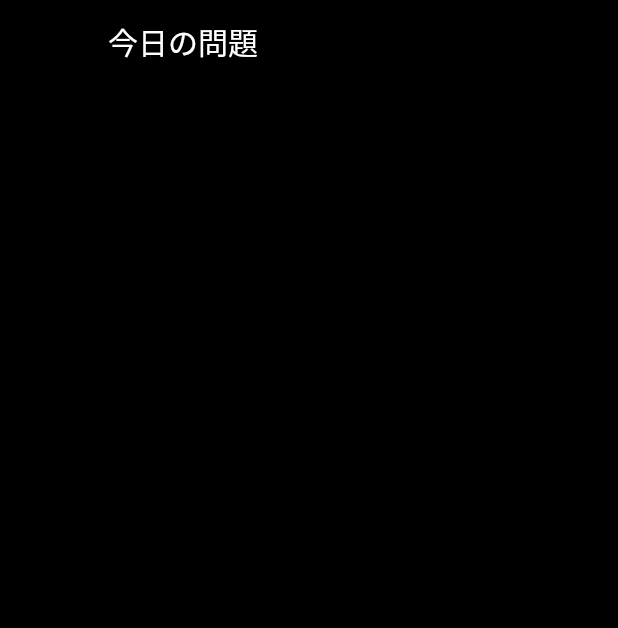
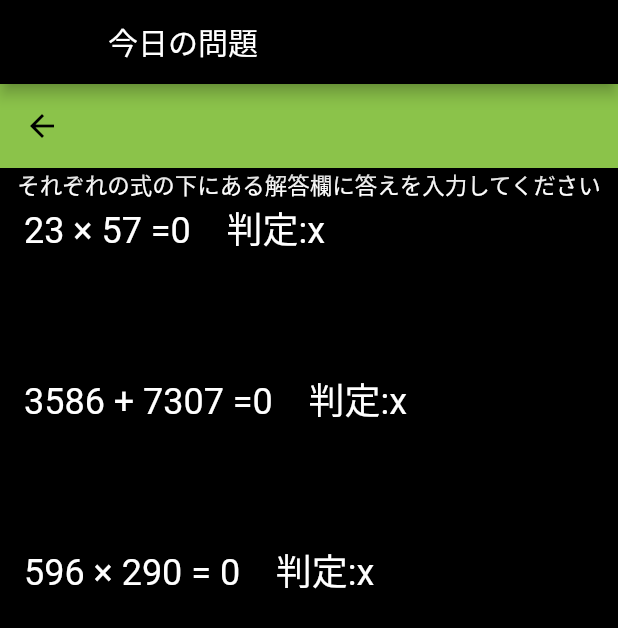
Before and after one commit to konomins/flutter_app1, a Flutter app: the screen it shows after launch, after a tap on "遷移", on a phone screen of 412 x 824 dp. Shown: the top 628 px of the screen. Run offline on Flutter 3.47's test engine with Material 2 defaults, Android fonts, the phone set to English and light mode, and no system bars; our stand-ins replace audioplayers.

Commit message:
計算ゲームの入力フォーム作成

```diff
--- a/lib/main.dart
+++ b/lib/main.dart
@@ -3,6 +3,7 @@ import 'package:intl/intl.dart';
 import 'dart:async';
 import 'package:audioplayers/audio_cache.dart';
 import 'package:audioplayers/audioplayers.dart';
+import 'dart:math' as math;
 import 'dart:io';
 //import 'game1.dart';
 
@@ -474,6 +475,7 @@ class SubPage extends StatelessWidget{
     return new Scaffold(
       backgroundColor: Colors.black,
       appBar: new AppBar(
+
         title: const Text('今日の問題',
         style: TextStyle(color: Colors.white),
         ),
@@ -494,7 +496,141 @@ class _GamePage extends StatefulWidget {
 
 class _GamePageState extends State<_GamePage> {
   @override
+
+  //回答の入力
+  String _q1 = '0';
+  String _q2 = '0';
+  String _q3 = '0';
+
+  //回答の判定
+  String answer_judge1 = 'x';
+  String answer_judge2 = 'x';
+  String answer_judge3 = 'x';
+
+  //回答
+  String answer1 = '1311';
+  String answer2 = '10893';
+  String answer3 = '172840';
+
+  //乱数の使用
+  var rand = new math.Random();
+
+  //乱数
+  //var q1_0 = rand.nextInt(10);
+
+  //1問目を回答する関数
+  void _q1Text(String e) {
+
+    setState(() {
+      _q1 = e;
+    });
+  }
+
+  //2問目を回答する関数
+  void _q2Text(String e) {
+    setState(() {
+      _q2 = e;
+    });
+  }
+
+  //3問目を回答する関数
+  void _q3Text(String e) {
+    setState(() {
+      _q3 = e;
+    });
+  }
+
   Widget build(BuildContext context) {
-    return Container();
+    return Scaffold(
+      backgroundColor: Colors.black,
+        appBar: AppBar(
+        ),
+        body: Center(
+          child: Column(
+            mainAxisAlignment: MainAxisAlignment.start,
+            children: <Widget>[
+              Text(
+                'それぞれの式の下にある解答欄に答えを入力してください',
+                style: TextStyle(
+                  color: Colors.white,
+                  fontSize: 15.0,
+                )
+              ),
+             Container(
+               color : Colors.black,
+               width: 380.0,
+               height: 40.0,
+               child:Text(//2桁×2桁
+                  '23 × 57 =' + _q1 + '    判定:' + answer_judge1,
+                 style: TextStyle(
+                   fontSize: 24.0,
+                   color: Colors.white,
+                 ),
+               ),
+             ),
+              new TextField(
+                enabled: true,
+                maxLength: 4,
+                maxLengthEnforced: true,
+                style: TextStyle(
+                  color:Colors.white,
+                  fontSize: 24.0,
+                ),
+                obscureText: false,
+                maxLines:1,
+                onChanged: _q1Text,
+              ),
+              Container(//4桁 + 4桁
+                color : Colors.black,
+                width: 380.0,
+                height: 40.0,
+                child: Text(
+                  '3586 + 7307 =' + _q2 + '    判定:' + answer_judge2,
+                style: TextStyle(
+                  fontSize: 24.0,
+                  color:Colors.white,
+                ),
+                ),
+              ),
+              new TextField(
+                enabled: true,
+                maxLength: 5,
+                maxLengthEnforced: true,
+                style: TextStyle(
+                  color:Colors.white,
+                  fontSize: 24.0,
+                ),
+                obscureText: false,
+                maxLines:1,
+                onChanged: _q2Text,
+              ),
+              Container(
+                color: Colors.black,
+                width: 380.0,
+                height: 40.0,
+                child: Text(//3桁×3桁
+                  '596 × 290 = '+ _q3 + '    判定:' + answer_judge3,
+                  style: TextStyle(
+                    fontSize: 24.0,
+                    color: Colors.white,
+                  ),
+                ),
+              ),
+              new TextField(
+                enabled: true,
+                maxLength: 6,
+                maxLengthEnforced: true,
+                style: TextStyle(
+                  color:Colors.white,
+                  fontSize: 24.0,
+                ),
+                obscureText: false,
+                maxLines:1,
+                onChanged: _q3Text,
+              ),
+          ]
+          ),
+        ),
+    );
   }
 }
```
